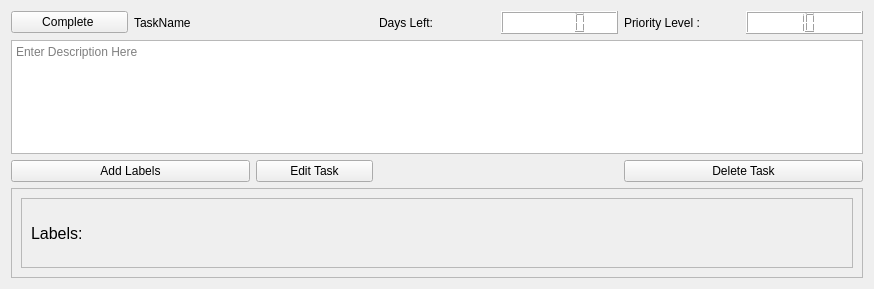
Qt form Codebase/GUI/UI_Files/TaskWidget.ui (Mulukulum/Amberia) before a commit.
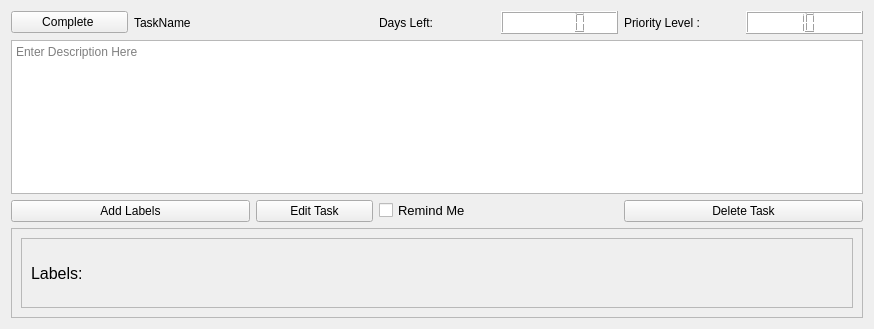
The same form after that commit.

Commit message: Recomplied Task Widget

Patch:
```diff
--- a/Codebase/GUI/UI_Files/TaskWidget.ui
+++ b/Codebase/GUI/UI_Files/TaskWidget.ui
@@ -7,7 +7,7 @@
     <x>0</x>
     <y>0</y>
     <width>874</width>
-    <height>289</height>
+    <height>329</height>
    </rect>
   </property>
   <property name="minimumSize">
@@ -79,6 +79,9 @@
    </item>
    <item row="1" column="0" colspan="7">
     <widget class="QTextBrowser" name="textBrowser">
+     <property name="readOnly">
+      <bool>false</bool>
+     </property>
      <property name="markdown">
       <string/>
      </property>
@@ -158,6 +161,21 @@
      </layout>
     </widget>
    </item>
+   <item row="2" column="3">
+    <widget class="QCheckBox" name="ReminderBox">
+     <property name="font">
+      <font>
+       <pointsize>10</pointsize>
+      </font>
+     </property>
+     <property name="cursor">
+      <cursorShape>ArrowCursor</cursorShape>
+     </property>
+     <property name="text">
+      <string>Remind Me</string>
+     </property>
+    </widget>
+   </item>
   </layout>
  </widget>
  <resources/>
```
Left out of the diff: 106 changed lines with no effect on the pictures. The commit also changes 3 other files.
